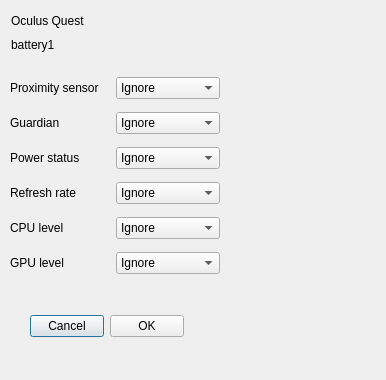
Qt form oculusdialog.ui (Eliminater74/adblink) before a commit.
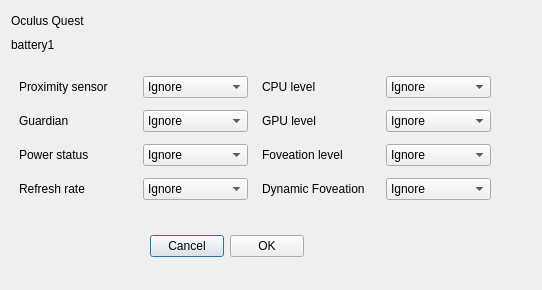
The same form after that commit.

Diff of the .ui file:
```diff
--- a/oculusdialog.ui
+++ b/oculusdialog.ui
@@ -9,8 +9,8 @@
    <rect>
     <x>0</x>
     <y>0</y>
-    <width>386</width>
-    <height>380</height>
+    <width>542</width>
+    <height>290</height>
    </rect>
   </property>
   <property name="windowTitle">
@@ -83,10 +83,36 @@
   <widget class="QWidget" name="layoutWidget">
    <property name="geometry">
     <rect>
-     <x>10</x>
+     <x>150</x>
+     <y>230</y>
+     <width>154</width>
+     <height>32</height>
+    </rect>
+   </property>
+   <layout class="QHBoxLayout" name="horizontalLayout">
+    <item>
+     <widget class="QPushButton" name="cancelButton">
+      <property name="text">
+       <string>Cancel</string>
+      </property>
+     </widget>
+    </item>
+    <item>
+     <widget class="QPushButton" name="okButton">
+      <property name="text">
+       <string>OK</string>
+      </property>
+     </widget>
+    </item>
+   </layout>
+  </widget>
+  <widget class="QWidget" name="">
+   <property name="geometry">
+    <rect>
+     <x>11</x>
      <y>70</y>
-     <width>210</width>
-     <height>212</height>
+     <width>488</width>
+     <height>140</height>
     </rect>
    </property>
    <layout class="QGridLayout" name="gridLayout">
@@ -94,13 +120,13 @@
      <widget class="QLabel" name="label_5">
       <property name="minimumSize">
        <size>
-        <width>100</width>
+        <width>110</width>
         <height>16</height>
        </size>
       </property>
       <property name="maximumSize">
        <size>
-        <width>100</width>
+        <width>110</width>
         <height>16</height>
        </size>
       </property>
@@ -111,6 +137,18 @@
     </item>
     <item row="0" column="1">
      <widget class="QComboBox" name="proximityBox">
+      <property name="minimumSize">
+       <size>
+        <width>105</width>
+        <height>0</height>
+       </size>
+      </property>
+      <property name="maximumSize">
+       <size>
+        <width>105</width>
+        <height>16777215</height>
+       </size>
+      </property>
       <property name="toolTip">
        <string>&lt;html&gt;&lt;head/&gt;&lt;body&gt;&lt;p&gt;&lt;span style=&quot; font-family:'-apple-system','system-ui','Segoe UI Adjusted','Segoe UI','Liberation Sans','sans-serif'; font-size:15px; color:#0c0d0e; background-color:#ffffff;&quot;&gt;This will set whether to keep your device awake (prevent sleeping) or not while it's being charged on specific platform: USB charging, AC power, wireless charging, or all of them.&lt;/span&gt;&lt;/p&gt;&lt;/body&gt;&lt;/html&gt;</string>
       </property>
@@ -131,17 +169,85 @@
       </item>
      </widget>
     </item>
+    <item row="0" column="2">
+     <widget class="QLabel" name="label_3">
+      <property name="minimumSize">
+       <size>
+        <width>110</width>
+        <height>0</height>
+       </size>
+      </property>
+      <property name="maximumSize">
+       <size>
+        <width>110</width>
+        <height>16777215</height>
+       </size>
+      </property>
+      <property name="text">
+       <string>CPU level</string>
+      </property>
+     </widget>
+    </item>
+    <item row="0" column="3">
+     <widget class="QComboBox" name="cpulevelBox">
+      <property name="minimumSize">
+       <size>
+        <width>105</width>
+        <height>0</height>
+       </size>
+      </property>
+      <property name="maximumSize">
+       <size>
+        <width>105</width>
+        <height>16777215</height>
+       </size>
+      </property>
+      <property name="toolTip">
+       <string>&lt;html&gt;&lt;head/&gt;&lt;body&gt;&lt;p&gt;&lt;span style=&quot; font-family:'-apple-system','system-ui','Segoe UI Adjusted','Segoe UI','Liberation Sans','sans-serif'; font-size:15px; color:#0c0d0e; background-color:#ffffff;&quot;&gt;This will set whether to keep your device awake (prevent sleeping) or not while it's being charged on specific platform: USB charging, AC power, wireless charging, or all of them.&lt;/span&gt;&lt;/p&gt;&lt;/body&gt;&lt;/html&gt;</string>
+      </property>
+      <item>
+       <property name="text">
+        <string>Ignore</string>
+       </property>
+      </item>
+      <item>
+       <property name="text">
+        <string>0</string>
+       </property>
+      </item>
+      <item>
+       <property name="text">
+        <string>1</string>
+       </property>
+      </item>
+      <item>
+       <property name="text">
+        <string>2</string>
+       </property>
+      </item>
+      <item>
+       <property name="text">
+        <string>3</string>
+       </property>
+      </item>
+      <item>
+       <property name="text">
+        <string>4</string>
+       </property>
+      </item>
+     </widget>
+    </item>
     <item row="1" column="0">
      <widget class="QLabel" name="label_6">
       <property name="minimumSize">
        <size>
-        <width>100</width>
+        <width>110</width>
         <height>16</height>
        </size>
       </property>
       <property name="maximumSize">
        <size>
-        <width>100</width>
+        <width>110</width>
         <height>16</height>
        </size>
       </property>
@@ -152,6 +258,18 @@
     </item>
     <item row="1" column="1">
      <widget class="QComboBox" name="guardianBox">
+      <property name="minimumSize">
+       <size>
+        <width>105</width>
+        <height>0</height>
+       </size>
+      </property>
+      <property name="maximumSize">
+       <size>
+        <width>105</width>
+        <height>16777215</height>
+       </size>
+      </property>
       <property name="toolTip">
        <string>&lt;html&gt;&lt;head/&gt;&lt;body&gt;&lt;p&gt;&lt;span style=&quot; font-family:'-apple-system','system-ui','Segoe UI Adjusted','Segoe UI','Liberation Sans','sans-serif'; font-size:15px; color:#0c0d0e; background-color:#ffffff;&quot;&gt;This will set whether to keep your device awake (prevent sleeping) or not while it's being charged on specific platform: USB charging, AC power, wireless charging, or all of them.&lt;/span&gt;&lt;/p&gt;&lt;/body&gt;&lt;/html&gt;</string>
       </property>
@@ -172,17 +290,85 @@
       </item>
      </widget>
     </item>
+    <item row="1" column="2">
+     <widget class="QLabel" name="label_4">
+      <property name="minimumSize">
+       <size>
+        <width>110</width>
+        <height>0</height>
+       </size>
+      </property>
+      <property name="maximumSize">
+       <size>
+        <width>110</width>
+        <height>16777215</height>
+       </size>
+      </property>
+      <property name="text">
+       <string>GPU level</string>
+      </property>
+     </widget>
+    </item>
+    <item row="1" column="3">
+     <widget class="QComboBox" name="gpulevelBox">
+      <property name="minimumSize">
+       <size>
+        <width>105</width>
+        <height>0</height>
+       </size>
+      </property>
+      <property name="maximumSize">
+       <size>
+        <width>105</width>
+        <height>16777215</height>
+       </size>
+      </property>
+      <property name="toolTip">
+       <string>&lt;html&gt;&lt;head/&gt;&lt;body&gt;&lt;p&gt;&lt;span style=&quot; font-family:'-apple-system','system-ui','Segoe UI Adjusted','Segoe UI','Liberation Sans','sans-serif'; font-size:15px; color:#0c0d0e; background-color:#ffffff;&quot;&gt;This will set whether to keep your device awake (prevent sleeping) or not while it's being charged on specific platform: USB charging, AC power, wireless charging, or all of them.&lt;/span&gt;&lt;/p&gt;&lt;/body&gt;&lt;/html&gt;</string>
+      </property>
+      <item>
+       <property name="text">
+        <string>Ignore</string>
+       </property>
+      </item>
+      <item>
+       <property name="text">
+        <string>0</string>
+       </property>
+      </item>
+      <item>
+       <property name="text">
+        <string>1</string>
+       </property>
+      </item>
+      <item>
+       <property name="text">
+        <string>2</string>
+       </property>
+      </item>
+      <item>
+       <property name="text">
+        <string>3</string>
+       </property>
+      </item>
+      <item>
+       <property name="text">
+        <string>4</string>
+       </property>
+      </item>
+     </widget>
+    </item>
     <item row="2" column="0">
      <widget class="QLabel" name="label">
       <property name="minimumSize">
        <size>
-        <width>100</width>
+        <width>110</width>
         <height>0</height>
        </size>
       </property>
       <property name="maximumSize">
        <size>
-        <width>100</width>
+        <width>110</width>
         <height>16777215</height>
        </size>
       </property>
@@ -193,6 +379,18 @@
     </item>
     <item row="2" column="1">
      <widget class="QComboBox" name="powerBox">
+      <property name="minimumSize">
+       <size>
+        <width>105</width>
+        <height>0</height>
+       </size>
+      </property>
+      <property name="maximumSize">
+       <size>
+        <width>105</width>
+        <height>16777215</height>
+       </size>
+      </property>
       <property name="toolTip">
        <string>&lt;html&gt;&lt;head/&gt;&lt;body&gt;&lt;p&gt;&lt;span style=&quot; font-family:'-apple-system','system-ui','Segoe UI Adjusted','Segoe UI','Liberation Sans','sans-serif'; font-size:15px; color:#0c0d0e; background-color:#ffffff;&quot;&gt;This will set whether to keep your device awake (prevent sleeping) or not while it's being charged on specific platform: USB charging, AC power, wireless charging, or all of them.&lt;/span&gt;&lt;/p&gt;&lt;/body&gt;&lt;/html&gt;</string>
       </property>
@@ -228,17 +426,85 @@
       </item>
      </widget>
     </item>
+    <item row="2" column="2">
+     <widget class="QLabel" name="label_8">
+      <property name="minimumSize">
+       <size>
+        <width>100</width>
+        <height>16</height>
+       </size>
+      </property>
+      <property name="maximumSize">
+       <size>
+        <width>110</width>
+        <height>16</height>
+       </size>
+      </property>
+      <property name="text">
+       <string>Foveation level</string>
+      </property>
+     </widget>
+    </item>
+    <item row="2" column="3">
+     <widget class="QComboBox" name="foveation2Box">
+      <property name="minimumSize">
+       <size>
+        <width>105</width>
+        <height>0</height>
+       </size>
+      </property>
+      <property name="maximumSize">
+       <size>
+        <width>105</width>
+        <height>16777215</height>
+       </size>
+      </property>
+      <property name="toolTip">
+       <string>&lt;html&gt;&lt;head/&gt;&lt;body&gt;&lt;p&gt;&lt;span style=&quot; font-family:'-apple-system','system-ui','Segoe UI Adjusted','Segoe UI','Liberation Sans','sans-serif'; font-size:15px; color:#0c0d0e; background-color:#ffffff;&quot;&gt;This will set whether to keep your device awake (prevent sleeping) or not while it's being charged on specific platform: USB charging, AC power, wireless charging, or all of them.&lt;/span&gt;&lt;/p&gt;&lt;/body&gt;&lt;/html&gt;</string>
+      </property>
+      <item>
+       <property name="text">
+        <string>Ignore</string>
+       </property>
+      </item>
+      <item>
+       <property name="text">
+        <string>0</string>
+       </property>
+      </item>
+      <item>
+       <property name="text">
+        <string>1</string>
+       </property>
+      </item>
+      <item>
+       <property name="text">
+        <string>2</string>
+       </property>
+      </item>
+      <item>
+       <property name="text">
+        <string>3</string>
+       </property>
+      </item>
+      <item>
+       <property name="text">
+        <string>4</string>
+       </property>
+      </item>
+     </widget>
+    </item>
     <item row="3" column="0">
      <widget class="QLabel" name="label_2">
       <property name="minimumSize">
        <size>
-        <width>100</width>
+        <width>110</width>
         <height>0</height>
        </size>
       </property>
       <property name="maximumSize">
        <size>
-        <width>100</width>
+        <width>110</width>
         <height>16777215</height>
        </size>
       </property>
@@ -249,6 +515,18 @@
     </item>
     <item row="3" column="1">
      <widget class="QComboBox" name="refreshBox">
+      <property name="minimumSize">
+       <size>
+        <width>105</width>
+        <height>0</height>
+       </size>
+      </property>
+      <property name="maximumSize">
+       <size>
+        <width>105</width>
+        <height>16777215</height>
+       </size>
+      </property>
       <property name="toolTip">
        <string>&lt;html&gt;&lt;head/&gt;&lt;body&gt;&lt;p&gt;&lt;span style=&quot; font-family:'-apple-system','system-ui','Segoe UI Adjusted','Segoe UI','Liberation Sans','sans-serif'; font-size:15px; color:#0c0d0e; background-color:#ffffff;&quot;&gt;This will set whether to keep your device awake (prevent sleeping) or not while it's being charged on specific platform: USB charging, AC power, wireless charging, or all of them.&lt;/span&gt;&lt;/p&gt;&lt;/body&gt;&lt;/html&gt;</string>
       </property>
@@ -274,83 +552,39 @@
       </item>
      </widget>
     </item>
-    <item row="4" column="0">
-     <widget class="QLabel" name="label_3">
+    <item row="3" column="2">
+     <widget class="QLabel" name="label_7">
       <property name="minimumSize">
        <size>
-        <width>100</width>
-        <height>0</height>
+        <width>110</width>
+        <height>16</height>
        </size>
       </property>
       <property name="maximumSize">
        <size>
-        <width>100</width>
-        <height>16777215</height>
+        <width>110</width>
+        <height>16</height>
        </size>
       </property>
       <property name="text">
-       <string>CPU level</string>
+       <string>Dynamic Foveation</string>
       </property>
      </widget>
     </item>
-    <item row="4" column="1">
-     <widget class="QComboBox" name="cpulevelBox">
-      <property name="toolTip">
-       <string>&lt;html&gt;&lt;head/&gt;&lt;body&gt;&lt;p&gt;&lt;span style=&quot; font-family:'-apple-system','system-ui','Segoe UI Adjusted','Segoe UI','Liberation Sans','sans-serif'; font-size:15px; color:#0c0d0e; background-color:#ffffff;&quot;&gt;This will set whether to keep your device awake (prevent sleeping) or not while it's being charged on specific platform: USB charging, AC power, wireless charging, or all of them.&lt;/span&gt;&lt;/p&gt;&lt;/body&gt;&lt;/html&gt;</string>
-      </property>
-      <item>
-       <property name="text">
-        <string>Ignore</string>
-       </property>
-      </item>
-      <item>
-       <property name="text">
-        <string>0</string>
-       </property>
-      </item>
-      <item>
-       <property name="text">
-        <string>1</string>
-       </property>
-      </item>
-      <item>
-       <property name="text">
-        <string>2</string>
-       </property>
-      </item>
-      <item>
-       <property name="text">
-        <string>3</string>
-       </property>
-      </item>
-      <item>
-       <property name="text">
-        <string>4</string>
-       </property>
-      </item>
-     </widget>
-    </item>
-    <item row="5" column="0">
-     <widget class="QLabel" name="label_4">
+    <item row="3" column="3">
+     <widget class="QComboBox" name="foveation1Box">
       <property name="minimumSize">
        <size>
-        <width>100</width>
+        <width>105</width>
         <height>0</height>
        </size>
       </property>
       <property name="maximumSize">
        <size>
-        <width>100</width>
+        <width>105</width>
         <height>16777215</height>
        </size>
       </property>
-      <property name="text">
-       <string>GPU level</string>
-      </property>
-     </widget>
-    </item>
-    <item row="5" column="1">
-     <widget class="QComboBox" name="gpulevelBox">
       <property name="toolTip">
        <string>&lt;html&gt;&lt;head/&gt;&lt;body&gt;&lt;p&gt;&lt;span style=&quot; font-family:'-apple-system','system-ui','Segoe UI Adjusted','Segoe UI','Liberation Sans','sans-serif'; font-size:15px; color:#0c0d0e; background-color:#ffffff;&quot;&gt;This will set whether to keep your device awake (prevent sleeping) or not while it's being charged on specific platform: USB charging, AC power, wireless charging, or all of them.&lt;/span&gt;&lt;/p&gt;&lt;/body&gt;&lt;/html&gt;</string>
       </property>
@@ -369,47 +603,6 @@
         <string>1</string>
        </property>
       </item>
-      <item>
-       <property name="text">
-        <string>2</string>
-       </property>
-      </item>
-      <item>
-       <property name="text">
-        <string>3</string>
-       </property>
-      </item>
-      <item>
-       <property name="text">
-        <string>4</string>
-       </property>
-      </item>
-     </widget>
-    </item>
-   </layout>
-  </widget>
-  <widget class="QWidget" name="layoutWidget">
-   <property name="geometry">
-    <rect>
-     <x>30</x>
-     <y>310</y>
-     <width>154</width>
-     <height>32</height>
-    </rect>
-   </property>
-   <layout class="QHBoxLayout" name="horizontalLayout">
-    <item>
-     <widget class="QPushButton" name="cancelButton">
-      <property name="text">
-       <string>Cancel</string>
-      </property>
-     </widget>
-    </item>
-    <item>
-     <widget class="QPushButton" name="okButton">
-      <property name="text">
-       <string>OK</string>
-      </property>
      </widget>
     </item>
    </layout>
```
Left out of the diff: 4 changed lines with no effect on the pictures.
